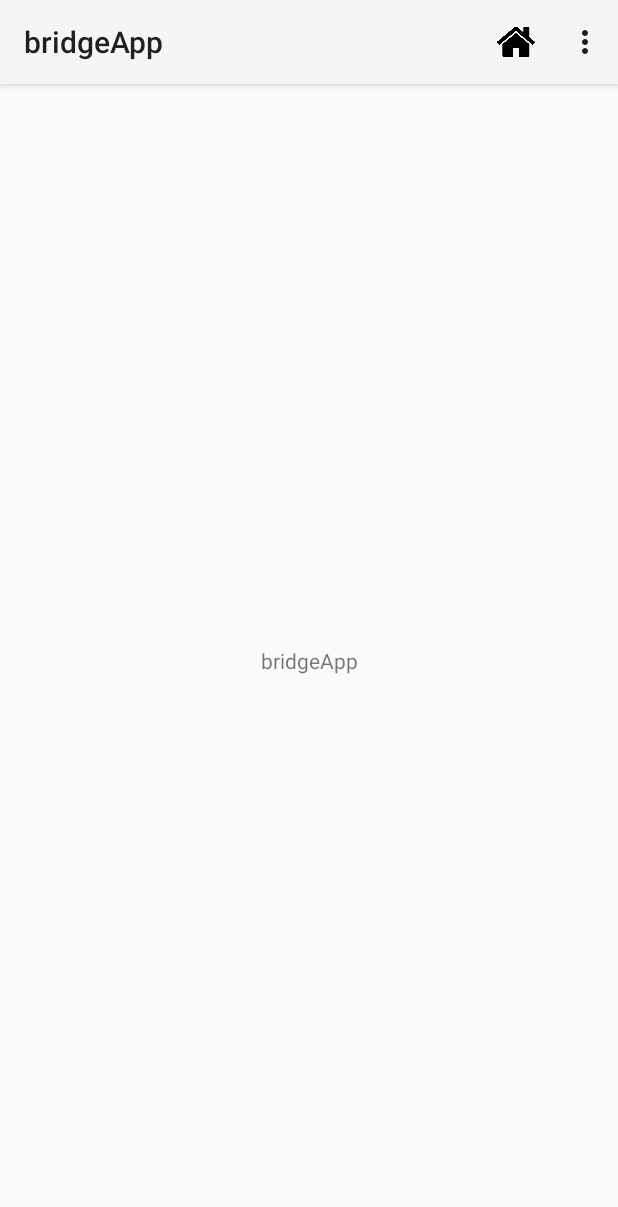
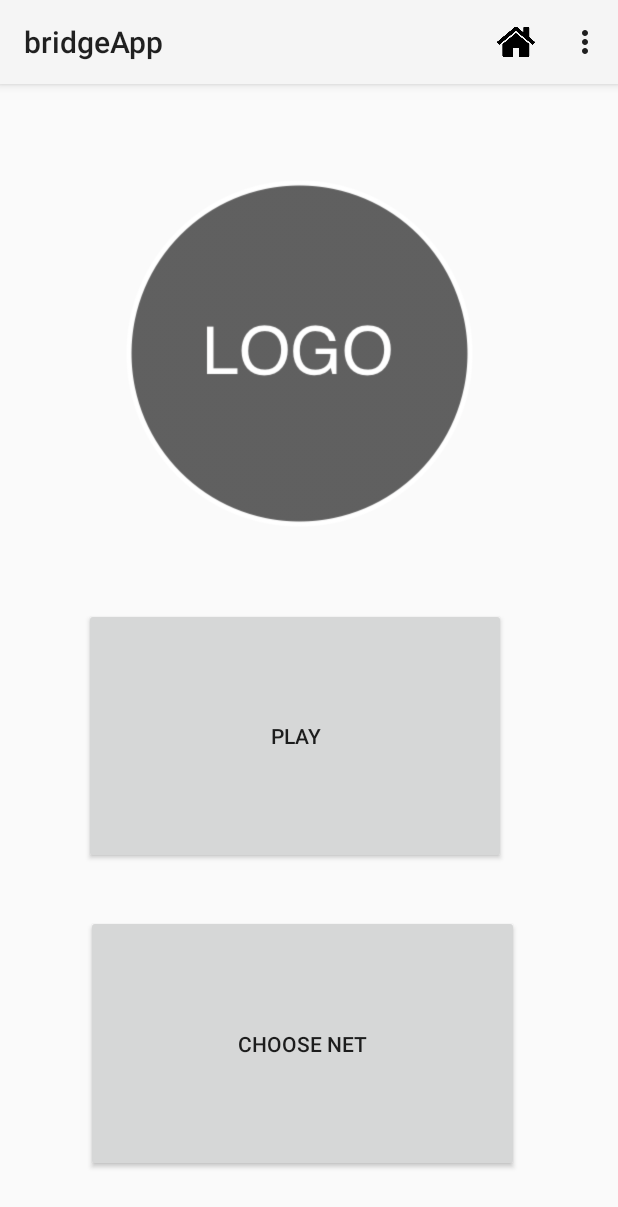
Before and after one commit to Xhonoz/Bachelor, an Android app: the MainActivity screen opened directly, with no data from a screen before it, on a phone screen of 412 x 824 dp. Shown: the top 1207 px of the screen. Run offline under Robolectric (Android 15) with nearby library versions, the phone set to English and light mode, and no system bars.

Commit message:
Added a main menu

```diff
--- a/app/src/main/res/layout/activity_main.xml
+++ b/app/src/main/res/layout/activity_main.xml
@@ -6,13 +6,86 @@
     android:layout_height="match_parent"
     tools:context="com.wordpress.honeymoonbridge.bridgeapp.MainActivity">
 
-    <TextView
-        android:layout_width="wrap_content"
-        android:layout_height="wrap_content"
-        android:text="@string/app_name"
-        app:layout_constraintBottom_toBottomOf="parent"
-        app:layout_constraintLeft_toLeftOf="parent"
-        app:layout_constraintRight_toRightOf="parent"
-        app:layout_constraintTop_toTopOf="parent" />
+    <LinearLayout
+        android:layout_width="match_parent"
+        android:layout_height="match_parent"
+        android:layout_marginBottom="8dp"
+        android:layout_marginEnd="8dp"
+        android:layout_marginRight="8dp"
+        android:layout_marginTop="8dp"
+
+        android:orientation="vertical">
+
+
+
+        <ImageView
+            android:id="@+id/imageView"
+            android:layout_width="match_parent"
+            android:layout_weight="2"
+            android:layout_height="0dp"
+            app:srcCompat="@drawable/logo"
+            />
+
+        <LinearLayout
+            android:layout_width="match_parent"
+            android:layout_height="0dp"
+            android:layout_weight="1"
+            android:orientation="horizontal">
+
+            <Space
+                android:layout_width="0dp"
+                android:layout_height="match_parent"
+                android:layout_weight="0.2"/>
+
+            <Button
+                android:layout_width="0dp"
+                android:layout_marginRight="10dp"
+                android:layout_height="match_parent"
+                android:layout_weight="1"
+                android:text="@string/play" />
+
+            <Space
+                android:layout_width="0dp"
+                android:layout_height="match_parent"
+                android:layout_weight="0.2"/>
+
+        </LinearLayout>
+
+
+
+        <Space
+            android:layout_width="match_parent"
+            android:layout_height="0dp"
+            android:layout_weight="0.2"/>
+        <LinearLayout
+            android:layout_width="match_parent"
+            android:layout_height="0dp"
+            android:layout_weight="1"
+            android:orientation="horizontal">
+
+            <Space
+                android:layout_width="0dp"
+                android:layout_height="match_parent"
+                android:layout_weight="0.2"/>
+
+            <Button
+                android:layout_width="0dp"
+                android:layout_height="match_parent"
+                android:layout_weight="1"
+                android:text="@string/chooseNet" />
+
+            <Space
+                android:layout_width="0dp"
+                android:layout_height="match_parent"
+                android:layout_weight="0.2"/>
+
+        </LinearLayout>
+
+        <Space
+            android:layout_width="match_parent"
+            android:layout_height="0dp"
+            android:layout_weight="0.2"/>
+
+    </LinearLayout>
 
 </android.support.constraint.ConstraintLayout>
--- a/app/src/main/res/values/strings.xml
+++ b/app/src/main/res/values/strings.xml
@@ -75,4 +75,6 @@
     <string name="pref_description_sound">Turn off and on game sound</string>
     <string name="pref_title_sound">Sound</string>
     <string name="pref_title_gamemodes">Change game mode</string>
+    <string name="play">Play</string>
+    <string name="chooseNet">Choose net</string>
 </resources>
```
Also changed, not shown: app/src/main/res/drawable/logo.png (added).
